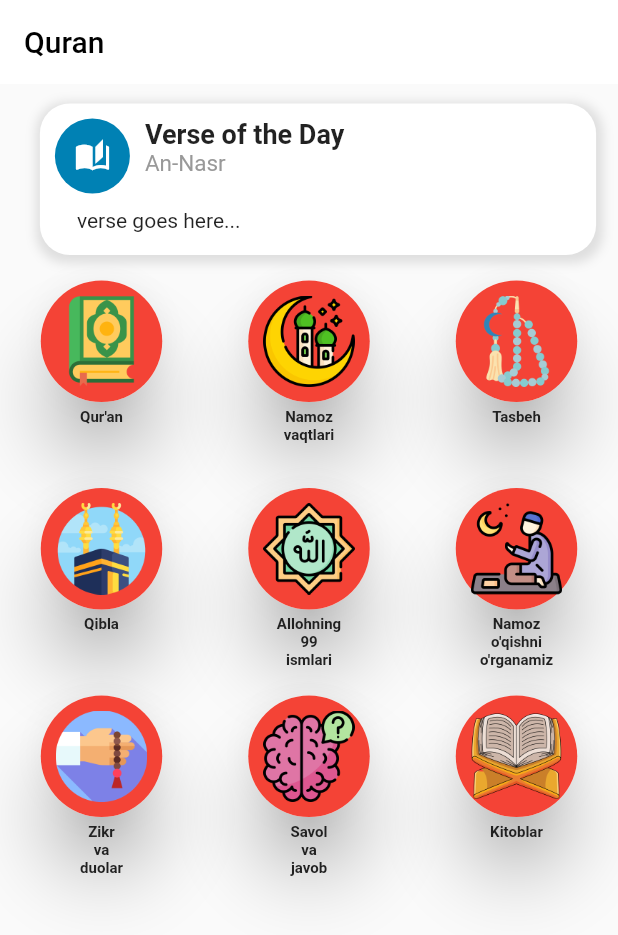
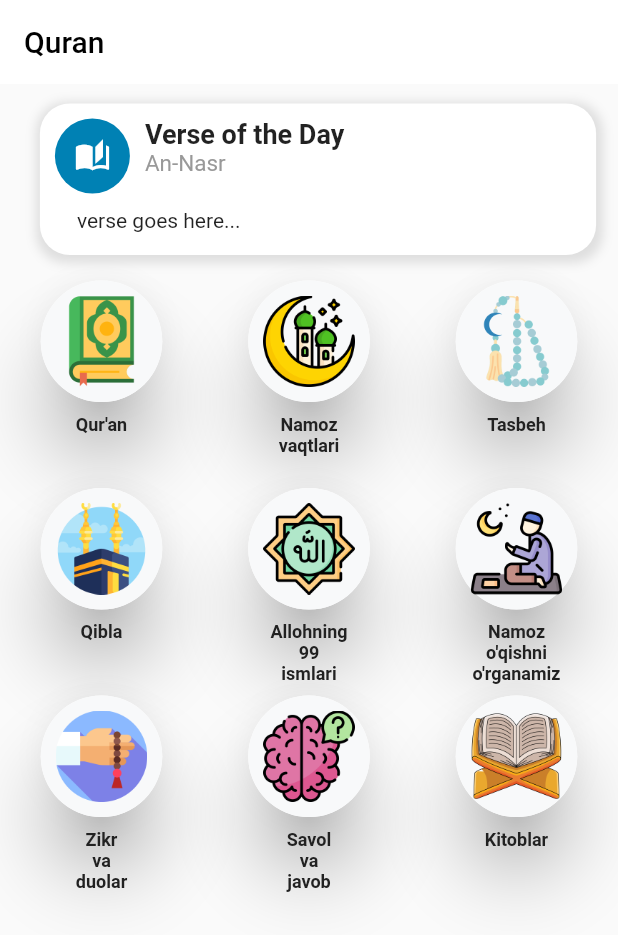
Before and after one commit to MunisaR/quran_app, a Flutter app: the screen it shows after launch, on a phone screen of 412 x 824 dp. Shown: the top 935 px of the screen. Run offline on Flutter 3.47's test engine with Material 2 defaults, Android fonts, the phone set to English and light mode, and no system bars.

Commit message:
fix: fixed text size

```diff
--- a/lib/widgets/circle_card.dart
+++ b/lib/widgets/circle_card.dart
@@ -26,7 +26,7 @@ class CircleCard extends StatelessWidget {
                 decoration: BoxDecoration(
                     // The child of a round Card should be in round shape
                     shape: BoxShape.circle,
-                    color: Colors.red),
+                    color: custom_grey),
                 child: Padding(
                   padding: const EdgeInsets.all(10.0),
                   child: Image.asset(
@@ -34,12 +34,15 @@ class CircleCard extends StatelessWidget {
                     width: 30,
                   ),
                 ))),
+        const SizedBox(
+          height: 4,
+        ),
         Text(
           text,
           textAlign: TextAlign.center,
           overflow: TextOverflow.fade,
-          style: new TextStyle(
-            fontSize: 10.0,
+          style: TextStyle(
+            fontSize: 12.0,
             fontFamily: 'Roboto',
             color: new Color(0xFF212121),
             fontWeight: FontWeight.bold,
```
